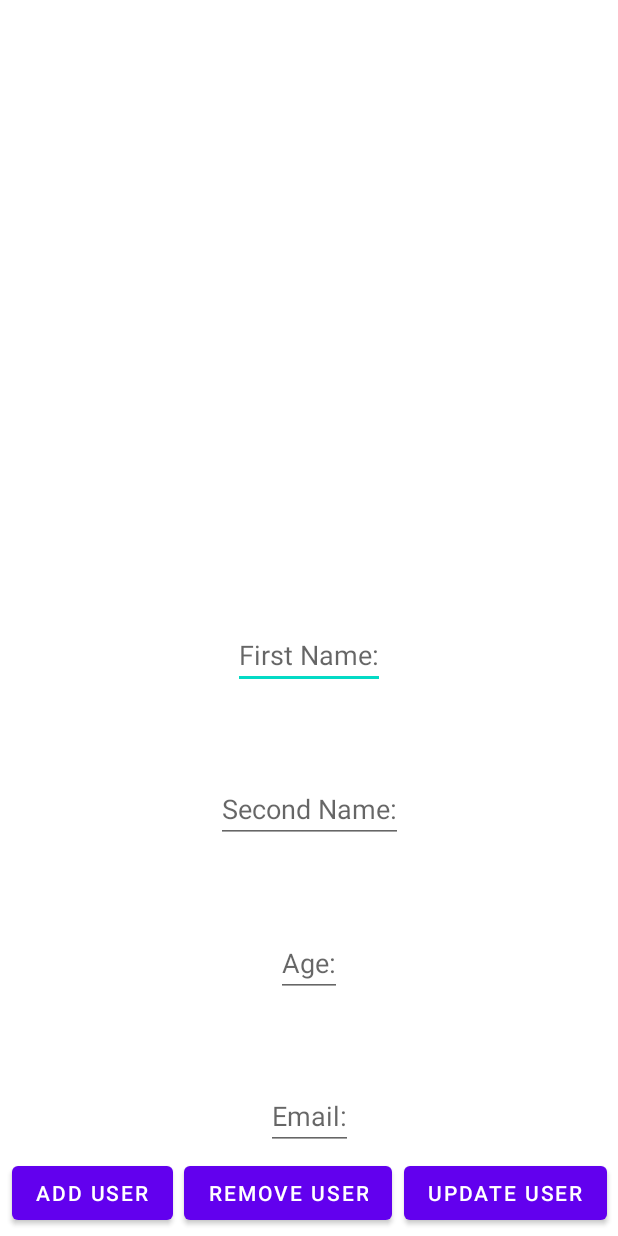
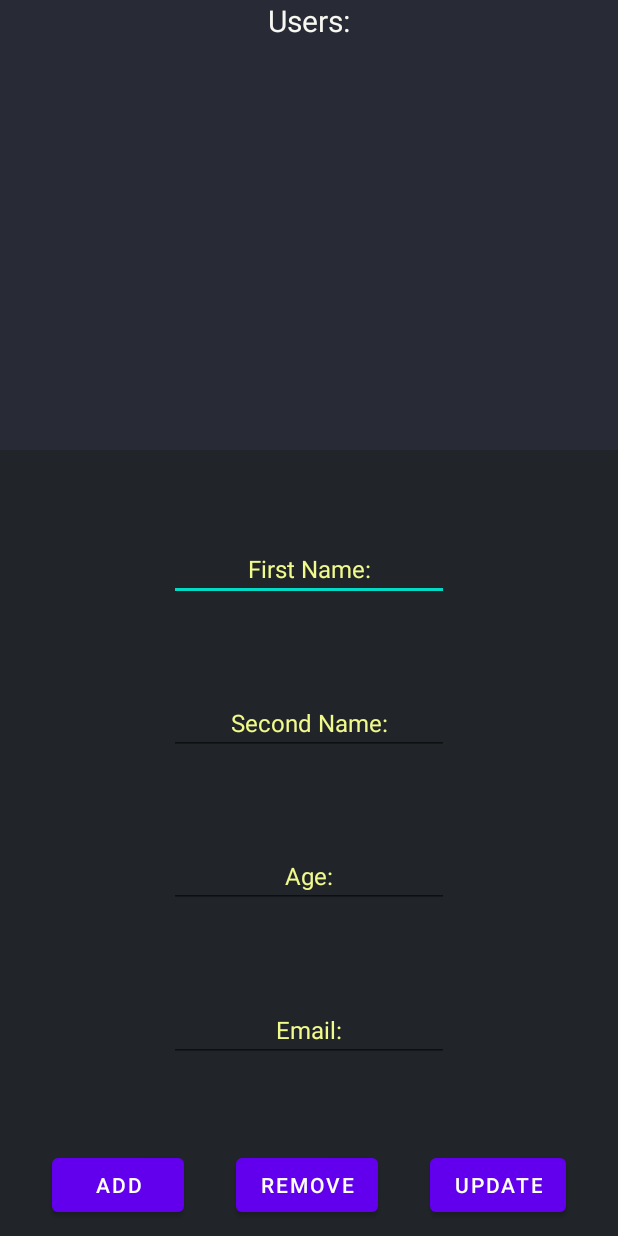
Before and after one commit to revaz961/Exam_2, an Android app: the layout activity_main.xml on its own in the app's theme, with its tools: preview values and no code run, on a phone screen of 412 x 824 dp. Run offline under Robolectric (Android 15) with nearby library versions, the phone set to English and light mode, and no system bars.

Commit message:
after exam fix design and functionality

```diff
--- a/app/src/main/res/layout/activity_main.xml
+++ b/app/src/main/res/layout/activity_main.xml
@@ -4,78 +4,121 @@
     xmlns:tools="http://schemas.android.com/tools"
     android:layout_width="match_parent"
     android:layout_height="match_parent"
-    tools:context=".MainActivity">
+    tools:context=".MainActivity"
+    android:background="@color/dark">
     <ScrollView
         android:id="@+id/svUsers"
-        android:layout_width="wrap_content"
+        android:layout_width="match_parent"
         android:layout_height="300dp"
+        android:maxHeight="300dp"
         app:layout_constraintTop_toTopOf="parent"
         app:layout_constraintEnd_toEndOf="parent"
         app:layout_constraintStart_toStartOf="parent"
-        app:layout_constraintBottom_toTopOf="@id/etFirstName">
+        app:layout_constraintBottom_toTopOf="@id/etFirstName"
+        app:layout_constraintVertical_chainStyle="spread_inside"
+        app:layout_constraintVertical_bias="0"
+        android:background="@color/lightDark">
 
         <LinearLayout
             android:id="@+id/llUsers"
             android:layout_width="match_parent"
             android:layout_height="match_parent"
-            android:orientation="vertical" />
+            android:orientation="vertical" >
+
+            <TextView
+                android:layout_width="match_parent"
+                android:layout_height="wrap_content"
+                android:text="Users:"
+                android:textAlignment="center"
+                android:textColor="@color/textColor"
+                android:textSize="20sp"/>
+
+        </LinearLayout>
     </ScrollView>
 
     <EditText
         android:id="@+id/etFirstName"
         android:layout_width="wrap_content"
         android:layout_height="wrap_content"
+        android:textAlignment="center"
+        android:ems="10"
+        android:lines="1"
+        android:textSize="16sp"
         android:hint="First Name:"
+        android:textColor="@color/textColor"
+        android:textColorHint="@color/hintColor"
         app:layout_constraintTop_toBottomOf="@id/svUsers"
         app:layout_constraintEnd_toEndOf="parent"
         app:layout_constraintStart_toStartOf="parent"
         app:layout_constraintBottom_toTopOf="@id/etSecondName"
+        android:layout_margin="2dp"
         />
 
     <EditText
         android:id="@+id/etSecondName"
         android:layout_width="wrap_content"
         android:layout_height="wrap_content"
+        android:textAlignment="center"
+        android:ems="10"
+        android:lines="1"
+        android:textColor="@color/textColor"
+        android:textColorHint="@color/hintColor"
+        android:textSize="16sp"
         android:hint="Second Name:"
         app:layout_constraintTop_toBottomOf="@id/etFirstName"
         app:layout_constraintEnd_toEndOf="parent"
         app:layout_constraintStart_toStartOf="parent"
         app:layout_constraintBottom_toTopOf="@id/etAge"
+        android:layout_margin="2dp"
         />
 
     <EditText
         android:id="@+id/etAge"
         android:layout_width="wrap_content"
         android:layout_height="wrap_content"
+        android:textAlignment="center"
+        android:ems="10"
+        android:lines="1"
+        android:textColor="@color/textColor"
+        android:textColorHint="@color/hintColor"
+        android:textSize="16sp"
         android:hint="Age:"
         android:inputType="number"
         app:layout_constraintTop_toBottomOf="@id/etSecondName"
         app:layout_constraintEnd_toEndOf="parent"
         app:layout_constraintStart_toStartOf="parent"
         app:layout_constraintBottom_toTopOf="@id/etEmail"
+        android:layout_margin="2dp"
         />
 
     <EditText
         android:id="@+id/etEmail"
         android:layout_width="wrap_content"
         android:layout_height="wrap_content"
+        android:ems="10"
         android:hint="Email:"
         android:inputType="textEmailAddress"
-        app:layout_constraintTop_toBottomOf="@id/etAge"
+        android:lines="1"
+        android:textAlignment="center"
+        android:textColor="@color/textColor"
+        android:textColorHint="@color/hintColor"
+        android:textSize="16sp"
+        app:layout_constraintBottom_toTopOf="@+id/btnRemove"
         app:layout_constraintEnd_toEndOf="parent"
         app:layout_constraintStart_toStartOf="parent"
-        app:layout_constraintBottom_toBottomOf="parent"
-        />
+        app:layout_constraintTop_toBottomOf="@id/etAge"
+        android:layout_margin="2dp"/>
 
     <Button
         android:id="@+id/btnAddUser"
         android:layout_width="wrap_content"
         android:layout_height="wrap_content"
-        android:text="Add User"
-        app:layout_constraintTop_toBottomOf="@id/etEmail"
+        android:text="Add"
+        app:layout_constraintTop_toTopOf="@id/btnRemove"
+
         app:layout_constraintStart_toStartOf="parent"
         app:layout_constraintEnd_toStartOf="@id/btnRemove"
-        app:layout_constraintBottom_toBottomOf="parent"
+        app:layout_constraintBottom_toBottomOf="@id/btnRemove"
 
         />
 
@@ -83,23 +126,23 @@
         android:id="@+id/btnRemove"
         android:layout_width="wrap_content"
         android:layout_height="wrap_content"
-        android:text="remove User"
+        android:text="remove"
         app:layout_constraintTop_toBottomOf="@id/etEmail"
         app:layout_constraintStart_toEndOf="@id/btnAddUser"
-        app:layout_constraintEnd_toEndOf="parent"
         app:layout_constraintBottom_toBottomOf="parent"
         app:layout_constraintEnd_toStartOf="@id/btnUpdate"
+        android:layout_marginBottom="10dp"
         />
 
     <Button
         android:id="@+id/btnUpdate"
         android:layout_width="wrap_content"
         android:layout_height="wrap_content"
-        android:text="update user"
-        app:layout_constraintTop_toBottomOf="@id/etEmail"
+        android:text="update"
+        app:layout_constraintTop_toTopOf="@id/btnRemove"
         app:layout_constraintStart_toEndOf="@id/btnRemove"
         app:layout_constraintEnd_toEndOf="parent"
-        app:layout_constraintBottom_toBottomOf="parent"
+        app:layout_constraintBottom_toBottomOf="@id/btnRemove"
 
         />
 
--- a/app/src/main/res/values/colors.xml
+++ b/app/src/main/res/values/colors.xml
@@ -9,4 +9,9 @@
     <color name="white">#FFFFFFFF</color>
     <color name="red">#dc3545</color>
     <color name="green">#198754</color>
+    <color name="dark">#212529</color>
+    <color name="lightDark">#282a36</color>
+    <color name="textColor">#f8f8f2</color>
+    <color name="hintColor">#f1fa8c</color>
+    <color name="fieldColor">#212529d9</color>
 </resources>
--- a/app/src/main/res/values/themes.xml
+++ b/app/src/main/res/values/themes.xml
@@ -1,6 +1,6 @@
 <resources xmlns:tools="http://schemas.android.com/tools">
     <!-- Base application theme. -->
-    <style name="Theme.Exam2" parent="Theme.MaterialComponents.DayNight.DarkActionBar">
+    <style name="Theme.Exam2" parent="Theme.MaterialComponents.DayNight.NoActionBar">
         <!-- Primary brand color. -->
         <item name="colorPrimary">@color/purple_500</item>
         <item name="colorPrimaryVariant">@color/purple_700</item>
```
Also changed, not shown: app/src/main/java/com/example/exam2/MainActivity.kt (+122 -65 lines), app/src/main/java/com/example/exam2/User.kt (+9 -1 lines).
